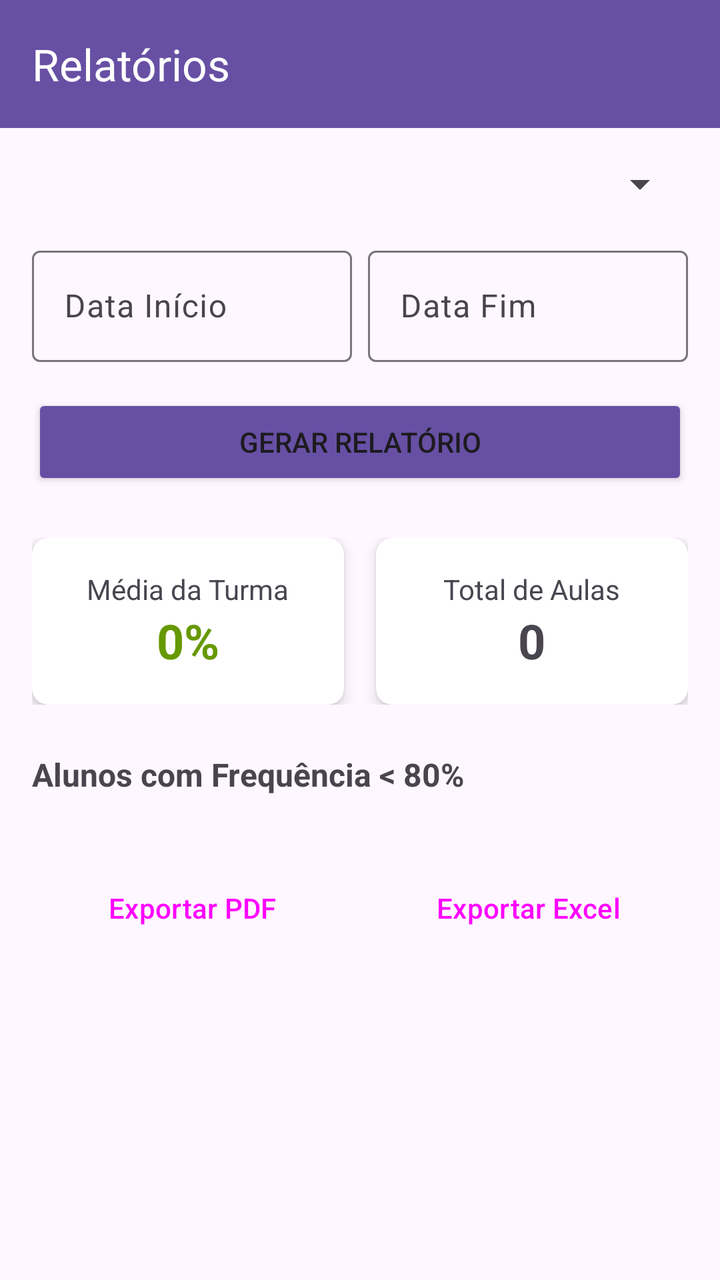
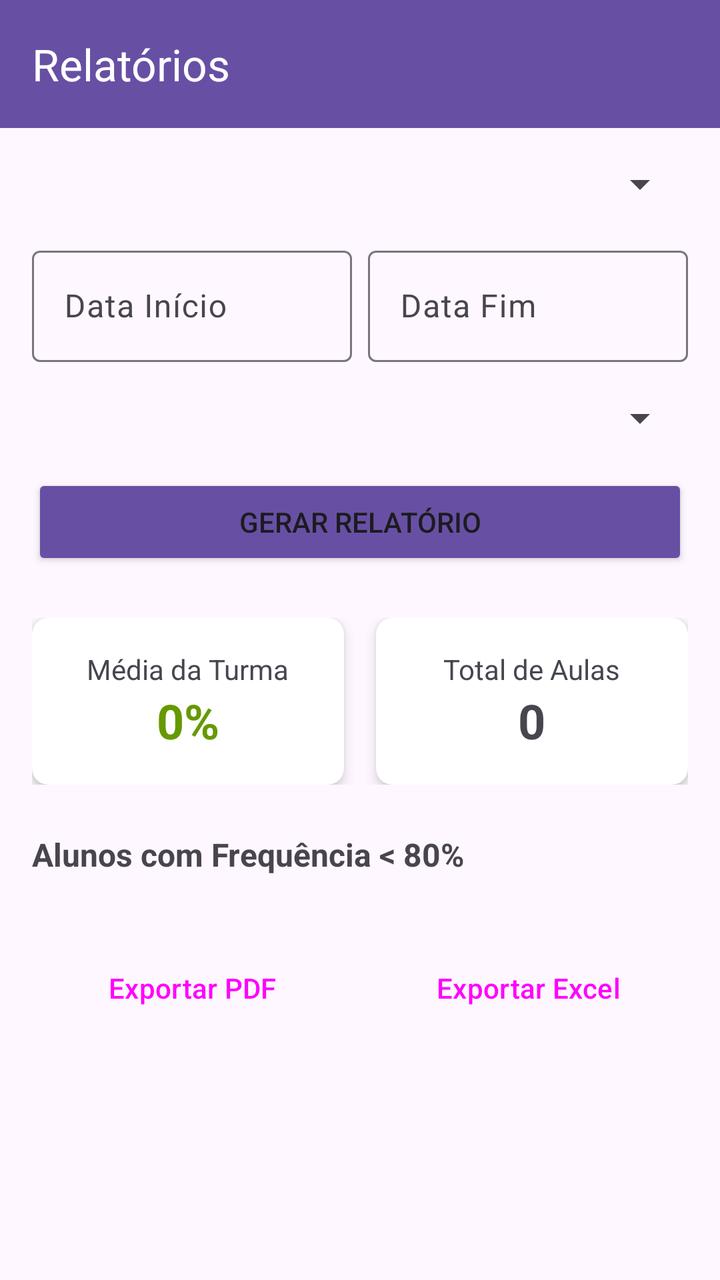

Compare the two renders of this Android layout. The source of the first and the diff that turns it into the second are given below.
<!-- AndroidManifest.xml: application theme Theme.FrequenciaEscolar -->
<!-- res/layout/activity_relatorio_dashboard.xml -->
<?xml version="1.0" encoding="utf-8"?>
<LinearLayout xmlns:android="http://schemas.android.com/apk/res/android"
    xmlns:app="http://schemas.android.com/apk/res-auto"
    android:layout_width="match_parent"
    android:layout_height="match_parent"
    android:orientation="vertical">

    <androidx.appcompat.widget.Toolbar
        android:id="@+id/toolbar"
        android:layout_width="match_parent"
        android:layout_height="?attr/actionBarSize"
        android:background="?attr/colorPrimary"
        android:theme="@style/ThemeOverlay.AppCompat.Dark.ActionBar"
        app:title="Relatórios"
        app:titleTextColor="@android:color/white" />

    <ScrollView
        android:layout_width="match_parent"
        android:layout_height="match_parent"
        android:padding="16dp">

        <LinearLayout
            android:layout_width="match_parent"
            android:layout_height="wrap_content"
            android:orientation="vertical">

            
            <com.google.android.material.textfield.TextInputLayout
                android:layout_width="match_parent"
                android:layout_height="wrap_content"
                android:hint="Selecione a Turma">

                <Spinner
                    android:id="@+id/spinnerTurma"
                    android:layout_width="match_parent"
                    android:layout_height="wrap_content" />

            </com.google.android.material.textfield.TextInputLayout>

            
            <LinearLayout
                android:layout_width="match_parent"
                android:layout_height="wrap_content"
                android:layout_marginTop="16dp"
                android:orientation="horizontal">

                <com.google.android.material.textfield.TextInputLayout
                    android:layout_width="0dp"
                    android:layout_height="wrap_content"
                    android:layout_weight="1"
                    android:hint="Data Início">

                    <com.google.android.material.textfield.TextInputEditText
                        android:id="@+id/etDataInicio"
                        android:layout_width="match_parent"
                        android:layout_height="wrap_content"
                        android:focusable="false"
                        android:inputType="date" />

                </com.google.android.material.textfield.TextInputLayout>

                <com.google.android.material.textfield.TextInputLayout
                    android:layout_width="0dp"
                    android:layout_height="wrap_content"
                    android:layout_weight="1"
                    android:layout_marginStart="8dp"
                    android:hint="Data Fim">

                    <com.google.android.material.textfield.TextInputEditText
                        android:id="@+id/etDataFim"
                        android:layout_width="match_parent"
                        android:layout_height="wrap_content"
                        android:focusable="false"
                        android:inputType="date" />

                </com.google.android.material.textfield.TextInputLayout>

            </LinearLayout>

            
            <Button
                android:id="@+id/btnGerarRelatorio"
                android:layout_width="match_parent"
                android:layout_height="wrap_content"
                android:layout_marginTop="16dp"
                android:text="Gerar Relatório"
                android:backgroundTint="?attr/colorPrimary" />

            
            <LinearLayout
                android:layout_width="match_parent"
                android:layout_height="wrap_content"
                android:layout_marginTop="24dp"
                android:orientation="horizontal">

                <androidx.cardview.widget.CardView
                    android:layout_width="0dp"
                    android:layout_height="wrap_content"
                    android:layout_weight="1"
                    android:layout_marginEnd="8dp"
                    app:cardCornerRadius="8dp"
                    app:cardElevation="4dp">

                    <LinearLayout
                        android:layout_width="match_parent"
                        android:layout_height="wrap_content"
                        android:orientation="vertical"
                        android:padding="16dp"
                        android:gravity="center">

                        <TextView
                            android:layout_width="wrap_content"
                            android:layout_height="wrap_content"
                            android:text="Média da Turma"
                            android:textSize="14sp" />

                        <TextView
                            android:id="@+id/tvMediaTurma"
                            android:layout_width="wrap_content"
                            android:layout_height="wrap_content"
                            android:text="0%"
                            android:textSize="24sp"
                            android:textStyle="bold"
                            android:textColor="@android:color/holo_green_dark" />

                    </LinearLayout>

                </androidx.cardview.widget.CardView>

                <androidx.cardview.widget.CardView
                    android:layout_width="0dp"
                    android:layout_height="wrap_content"
                    android:layout_weight="1"
                    android:layout_marginStart="8dp"
                    app:cardCornerRadius="8dp"
                    app:cardElevation="4dp">

                    <LinearLayout
                        android:layout_width="match_parent"
                        android:layout_height="wrap_content"
                        android:orientation="vertical"
                        android:padding="16dp"
                        android:gravity="center">

                        <TextView
                            android:layout_width="wrap_content"
                            android:layout_height="wrap_content"
                            android:text="Total de Aulas"
                            android:textSize="14sp" />

                        <TextView
                            android:id="@+id/tvTotalAulas"
                            android:layout_width="wrap_content"
                            android:layout_height="wrap_content"
                            android:text="0"
                            android:textSize="24sp"
                            android:textStyle="bold" />

                    </LinearLayout>

                </androidx.cardview.widget.CardView>

            </LinearLayout>

            
            <TextView
                android:layout_width="match_parent"
                android:layout_height="wrap_content"
                android:layout_marginTop="24dp"
                android:text="Alunos com Frequência &lt; 80%"
                android:textSize="16sp"
                android:textStyle="bold" />

            <androidx.recyclerview.widget.RecyclerView
                android:id="@+id/rvAlunosBaixaFrequencia"
                android:layout_width="match_parent"
                android:layout_height="wrap_content"
                android:layout_marginTop="8dp"
                android:nestedScrollingEnabled="false" />

            <TextView
                android:id="@+id/tvEmptyBaixaFrequencia"
                android:layout_width="match_parent"
                android:layout_height="wrap_content"
                android:text="Nenhum aluno com baixa frequência"
                android:textAlignment="center"
                android:padding="16dp"
                android:visibility="gone" />

            
            <LinearLayout
                android:layout_width="match_parent"
                android:layout_height="wrap_content"
                android:layout_marginTop="24dp"
                android:orientation="horizontal">

                <Button
                    android:id="@+id/btnExportarPDF"
                    android:layout_width="0dp"
                    android:layout_height="wrap_content"
                    android:layout_weight="1"
                    android:layout_marginEnd="4dp"
                    android:text="Exportar PDF"
                    android:backgroundTint="@android:color/holo_red_dark"
                    style="@style/Widget.Material3.Button.OutlinedButton" />

                <Button
                    android:id="@+id/btnExportarXLSX"
                    android:layout_width="0dp"
                    android:layout_height="wrap_content"
                    android:layout_weight="1"
                    android:layout_marginStart="4dp"
                    android:text="Exportar Excel"
                    android:backgroundTint="@android:color/holo_green_dark"
                    style="@style/Widget.Material3.Button.OutlinedButton" />

            </LinearLayout>

        </LinearLayout>

    </ScrollView>

</LinearLayout>
<!-- resources referenced by this layout -->
<resources>
  <style name="Theme.FrequenciaEscolar" parent="Base.Theme.FrequenciaEscolar" />
  <style name="Base.Theme.FrequenciaEscolar" parent="Theme.Material3.DayNight.NoActionBar">
          
          
      </style>
</resources>

<!-- the commit's change to res/layout/activity_relatorio_dashboard.xml (unified diff, before → after) -->
@@ -78,6 +78,20 @@
             </LinearLayout>
 
             
+            <com.google.android.material.textfield.TextInputLayout
+                android:layout_width="match_parent"
+                android:layout_height="wrap_content"
+                android:layout_marginTop="16dp"
+                android:hint="Status do Aluno">
+
+                <Spinner
+                    android:id="@+id/spinnerStatus"
+                    android:layout_width="match_parent"
+                    android:layout_height="wrap_content" />
+
+            </com.google.android.material.textfield.TextInputLayout>
+
+            
             <Button
                 android:id="@+id/btnGerarRelatorio"
                 android:layout_width="match_parent"
